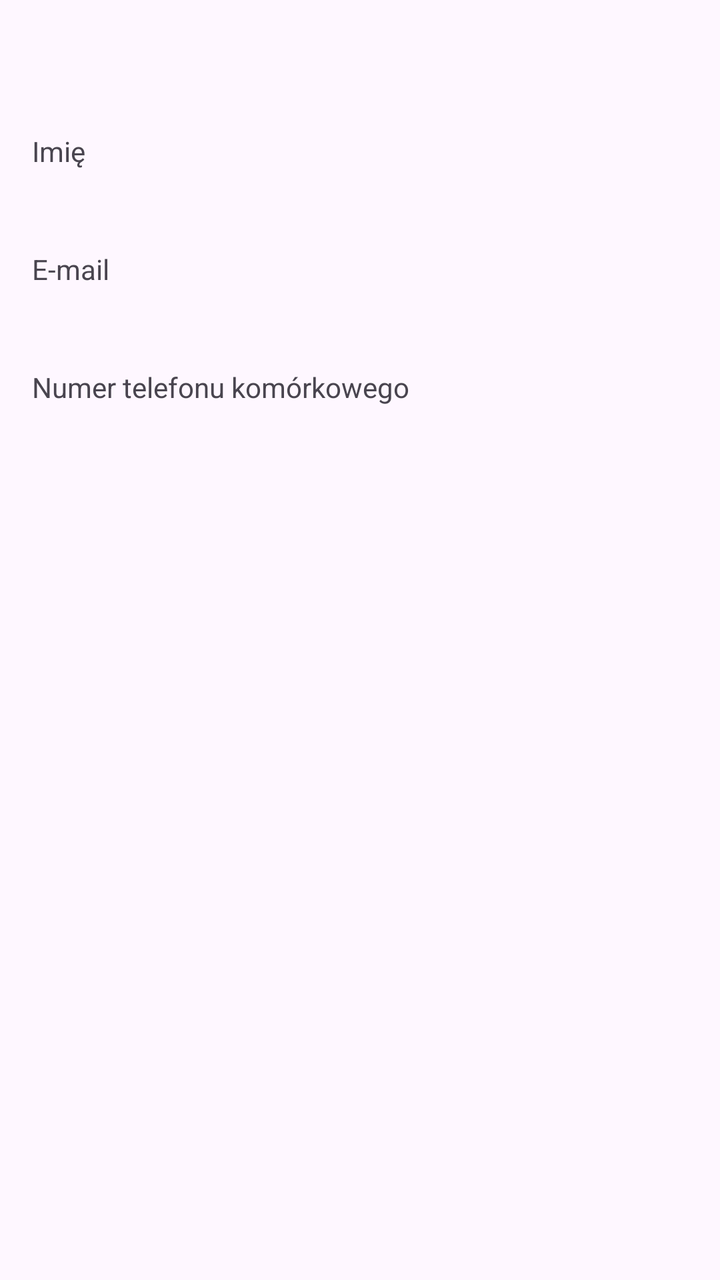
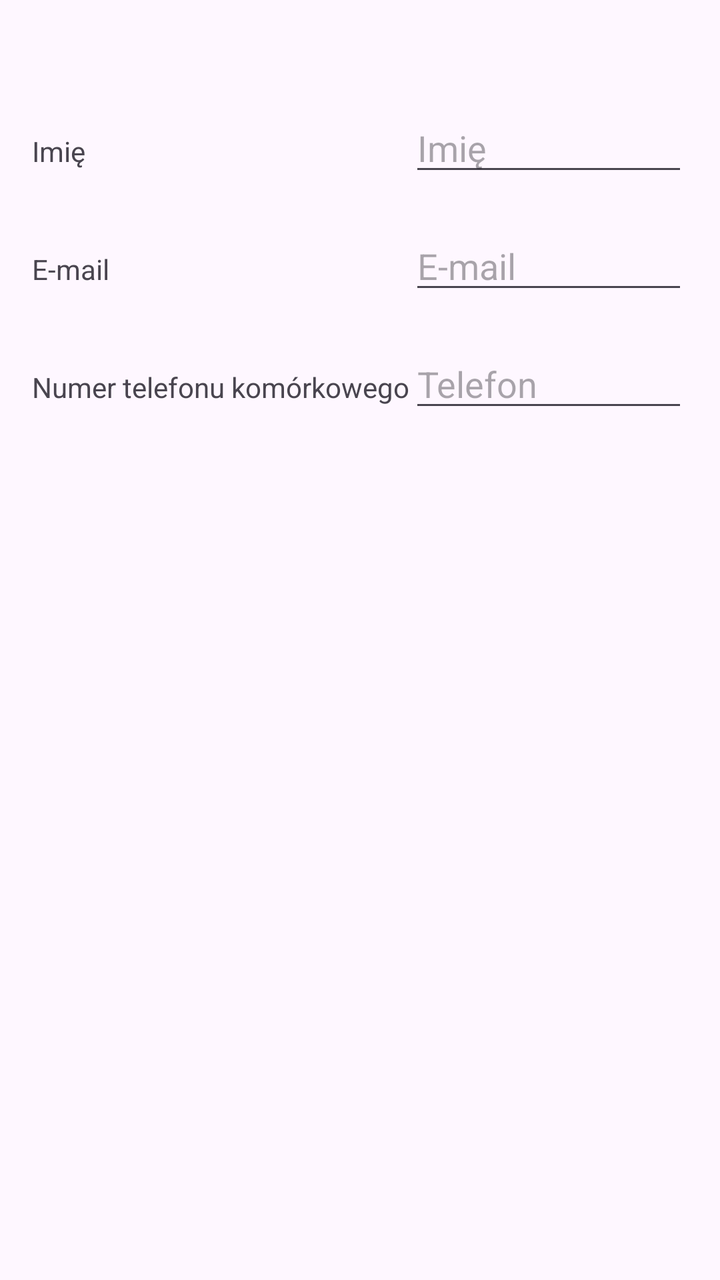

The first picture is an Android layout as it rendered before a commit; the second is the same layout after the commit. The layout source and the unified diff follow.
<!-- AndroidManifest.xml: application theme Theme.Formularzzbariera -->
<!-- res/layout/activity_main.xml -->
<?xml version="1.0" encoding="utf-8"?>
<androidx.constraintlayout.widget.ConstraintLayout
    xmlns:android="http://schemas.android.com/apk/res/android"
    xmlns:app="http://schemas.android.com/apk/res-auto"
    android:id="@+id/main"
    android:layout_width="match_parent"
    android:layout_height="match_parent"
    android:padding="16dp">

    <TextView
        android:id="@+id/tvName"
        android:layout_width="wrap_content"
        android:layout_height="wrap_content"
        android:layout_marginTop="50dp"
        android:text="@string/name"
        app:layout_constraintStart_toStartOf="parent"
        app:layout_constraintTop_toTopOf="parent" />

    <TextView
        android:id="@+id/tvEmail"
        android:layout_width="wrap_content"
        android:layout_height="wrap_content"
        android:layout_marginTop="40dp"
        android:text="@string/email"
        app:layout_constraintStart_toStartOf="parent"
        app:layout_constraintTop_toBottomOf="@id/tvName" />

    <TextView
        android:id="@+id/tvPhone"
        android:layout_width="wrap_content"
        android:layout_height="wrap_content"
        android:layout_marginTop="40dp"
        android:text="@string/phone"
        app:layout_constraintStart_toStartOf="parent"
        app:layout_constraintTop_toBottomOf="@id/tvEmail" />

</androidx.constraintlayout.widget.ConstraintLayout>
<!-- resources referenced by this layout -->
<resources>
  <string name="email">E-mail</string>
  <string name="name">Imię</string>
  <string name="phone">Numer telefonu komórkowego</string>
  <style name="Theme.Formularzzbariera" parent="Base.Theme.Formularzzbariera" />
  <style name="Base.Theme.Formularzzbariera" parent="Theme.Material3.DayNight.NoActionBar">
          
          
      </style>
</resources>

<!-- the commit's change to res/layout/activity_main.xml (unified diff, before → after) -->
@@ -34,4 +34,35 @@
         app:layout_constraintStart_toStartOf="parent"
         app:layout_constraintTop_toBottomOf="@id/tvEmail" />
 
+    <EditText
+        android:id="@+id/etName"
+        android:layout_width="0dp"
+        android:layout_height="wrap_content"
+        android:hint="@string/hint_name"
+        android:inputType="textPersonName"
+        app:layout_constraintStart_toEndOf="@id/tvPhone"
+        app:layout_constraintEnd_toEndOf="parent"
+        app:layout_constraintBaseline_toBaselineOf="@id/tvName" />
+
+    <EditText
+        android:id="@+id/etEmail"
+        android:layout_width="0dp"
+        android:layout_height="wrap_content"
+        android:hint="@string/hint_email"
+        android:inputType="textEmailAddress"
+        app:layout_constraintStart_toEndOf="@id/tvPhone"
+        app:layout_constraintEnd_toEndOf="parent"
+        app:layout_constraintBaseline_toBaselineOf="@id/tvEmail" />
+
+    <EditText
+        android:id="@+id/etPhone"
+        android:layout_width="0dp"
+        android:layout_height="wrap_content"
+        android:hint="@string/hint_phone"
+        android:inputType="phone"
+        app:layout_constraintStart_toEndOf="@id/tvPhone"
+        app:layout_constraintEnd_toEndOf="parent"
+        app:layout_constraintBaseline_toBaselineOf="@id/tvPhone" />
+
+
 </androidx.constraintlayout.widget.ConstraintLayout>
<!-- resource entries referenced after the edit -->
@@ -1,6 +1,9 @@
 <!-- resources referenced by this layout -->
 <resources>
   <string name="email">E-mail</string>
+  <string name="hint_email">E-mail</string>
+  <string name="hint_name">Imię</string>
+  <string name="hint_phone">Telefon</string>
   <string name="name">Imię</string>
   <string name="phone">Numer telefonu komórkowego</string>
   <style name="Theme.Formularzzbariera" parent="Base.Theme.Formularzzbariera" />
